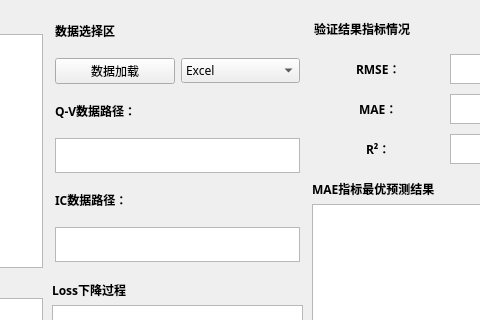
The window that fluent_licon.ui (Zekakora/Li_IC_Measurment) describes before a commit, drawn with Qt 5; both pictures show x 238 to 718 and y 0 to 320 of the 1112 by 656 pixel window.
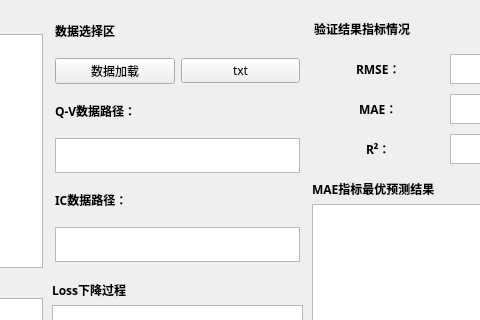
The same window after the commit. Custom widgets are drawn as their Qt base class.

Patch:
```diff
--- a/fluent_licon.ui
+++ b/fluent_licon.ui
@@ -52,7 +52,6 @@
        <property name="font">
         <font>
          <family>微软雅黑</family>
-         <weight>75</weight>
          <bold>true</bold>
         </font>
        </property>
@@ -69,7 +68,6 @@
        <property name="font">
         <font>
          <family>微软雅黑</family>
-         <weight>75</weight>
          <bold>true</bold>
         </font>
        </property>
@@ -104,25 +102,6 @@
      <property name="rightMargin">
       <number>1</number>
      </property>
-     <item row="1" column="1">
-      <widget class="ComboBox" name="comboBox">
-       <property name="font">
-        <font>
-         <family>微软雅黑</family>
-        </font>
-       </property>
-       <item>
-        <property name="text">
-         <string>Excel</string>
-        </property>
-       </item>
-       <item>
-        <property name="text">
-         <string>TXT</string>
-        </property>
-       </item>
-      </widget>
-     </item>
      <item row="5" column="0" colspan="2">
       <widget class="FluentLabelBase" name="label_3">
        <property name="sizePolicy">
@@ -140,7 +119,6 @@
        <property name="font">
         <font>
          <family>微软雅黑</family>
-         <weight>75</weight>
          <bold>true</bold>
         </font>
        </property>
@@ -169,7 +147,6 @@
        <property name="font">
         <font>
          <family>微软雅黑</family>
-         <weight>75</weight>
          <bold>true</bold>
         </font>
        </property>
@@ -198,7 +175,6 @@
        <property name="font">
         <font>
          <family>微软雅黑</family>
-         <weight>75</weight>
          <bold>true</bold>
         </font>
        </property>
@@ -263,6 +239,13 @@
        </property>
       </widget>
      </item>
+     <item row="1" column="1">
+      <widget class="ComboBox" name="ComboBox">
+       <property name="text">
+        <string>txt</string>
+       </property>
+      </widget>
+     </item>
     </layout>
    </widget>
    <widget class="QWidget" name="gridLayoutWidget_3">
@@ -292,7 +275,6 @@
        <property name="font">
         <font>
          <family>微软雅黑</family>
-         <weight>75</weight>
          <bold>true</bold>
         </font>
        </property>
@@ -352,7 +334,6 @@
        <property name="font">
         <font>
          <family>微软雅黑</family>
-         <weight>75</weight>
          <bold>true</bold>
         </font>
        </property>
@@ -381,7 +362,6 @@
        <property name="font">
         <font>
          <family>微软雅黑</family>
-         <weight>75</weight>
          <bold>true</bold>
         </font>
        </property>
@@ -410,7 +390,6 @@
        <property name="font">
         <font>
          <family>微软雅黑</family>
-         <weight>75</weight>
          <bold>true</bold>
         </font>
        </property>
@@ -439,7 +418,6 @@
        <property name="font">
         <font>
          <family>微软雅黑</family>
-         <weight>75</weight>
          <bold>true</bold>
         </font>
        </property>
@@ -548,7 +526,6 @@
        <property name="font">
         <font>
          <family>微软雅黑</family>
-         <weight>75</weight>
          <bold>true</bold>
         </font>
        </property>
@@ -577,7 +554,6 @@
        <property name="font">
         <font>
          <family>微软雅黑</family>
-         <weight>75</weight>
          <bold>true</bold>
         </font>
        </property>
@@ -618,7 +594,7 @@
      <x>0</x>
      <y>0</y>
      <width>1112</width>
-     <height>26</height>
+     <height>22</height>
     </rect>
    </property>
   </widget>
@@ -626,13 +602,13 @@
  </widget>
  <customwidgets>
   <customwidget>
-   <class>PushButton</class>
+   <class>ComboBox</class>
    <extends>QPushButton</extends>
    <header>qfluentwidgets</header>
   </customwidget>
   <customwidget>
-   <class>ComboBox</class>
-   <extends>QComboBox</extends>
+   <class>PushButton</class>
+   <extends>QPushButton</extends>
    <header>qfluentwidgets</header>
   </customwidget>
   <customwidget>
```
